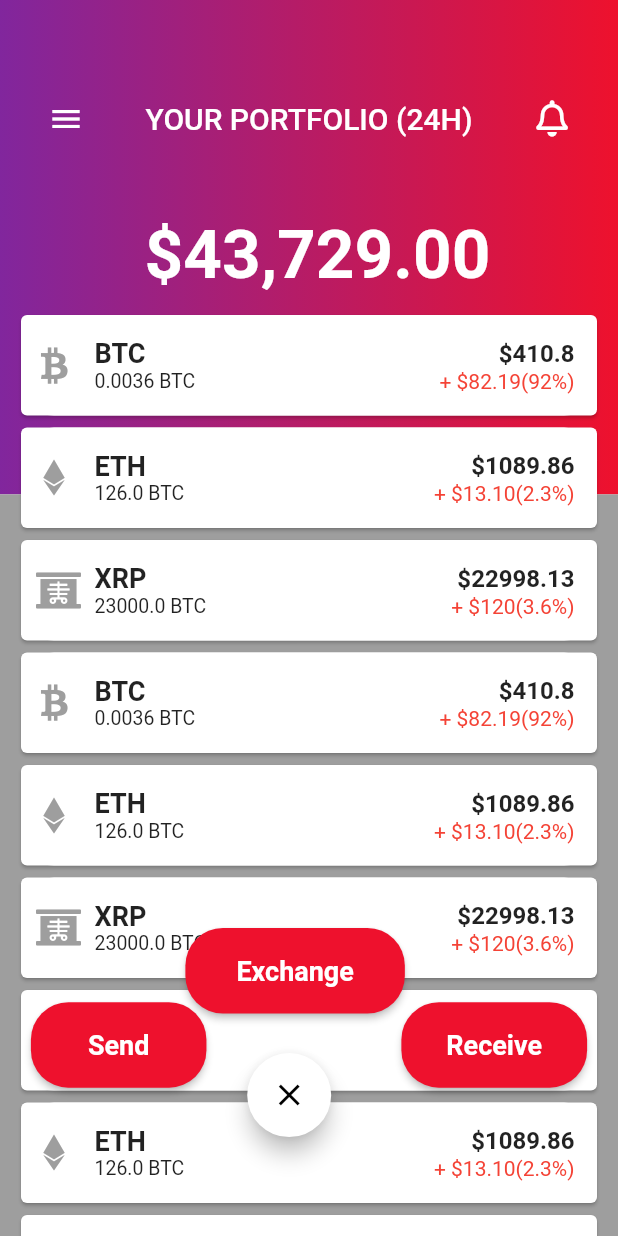
After one commit to ferrarif1/Wallet, a Flutter app: the CryptoWallet screen opened directly, on a phone screen of 412 x 824 dp. The commit adds this screen. Run offline on Flutter 3.47's test engine with Material 2 defaults, Android fonts, the phone set to English and light mode, and no system bars; our stand-ins replace animated_splash_screen, appinio_swiper, awesome_dialog, cloud_firestore, convert, dio and 12 more; missing offline and left inert: bip39, cryptography, dart:html, dart_bip32_bip44, ed25519_hd_key, sha3 and 2 more; accounts and stored records are empty; network calls fail; Roboto replaces fonts that are missing (Raleway).

```diff
--- /dev/null
+++ b/A-crypto-wallet-part-one--master/lib/main.dart
@@ -0,0 +1,265 @@
+import 'package:flutter/material.dart';
+import 'package:font_awesome_flutter/font_awesome_flutter.dart';
+
+void main() => runApp(new MyApp());
+
+class MyApp extends StatelessWidget {
+  @override
+  Widget build(BuildContext context) {
+    return new MaterialApp(
+      title: 'Crypto Wallet',
+      home: CryptoWallet(),
+      debugShowCheckedModeBanner: false,
+    );
+  }
+}
+
+class CryptoWallet extends StatelessWidget {
+  @override
+  Widget build(BuildContext context) {
+    // cryptoPortfolioItem() => Card(
+
+    cryptoPortfolioItem(IconData icon, String name, double amount, double rate,
+            String percentage) =>
+        Card(
+          elevation: 1.0,
+          child: InkWell(
+            onTap: () => print("tapped"),
+            child: Container(
+              padding: EdgeInsets.only(top: 15.0, bottom: 15.0, right: 15.0),
+              decoration: BoxDecoration(
+                  color: Colors.white,
+                  borderRadius: BorderRadius.circular(22.0)),
+              child: Row(
+                mainAxisAlignment: MainAxisAlignment.start,
+                children: <Widget>[
+                  Padding(
+                    padding: EdgeInsets.only(left: 10.0, right: 15.0),
+                    child: Icon(icon, color: Colors.grey),
+                  ),
+                  Expanded(
+                    child: Column(
+                      crossAxisAlignment: CrossAxisAlignment.start,
+                      children: <Widget>[
+                        Row(
+                          mainAxisAlignment: MainAxisAlignment.spaceBetween,
+                          children: <Widget>[
+                            Text(
+                              name,
+                              style: TextStyle(
+                                  fontSize: 18.0, fontWeight: FontWeight.bold),
+                            ),
+                            Text("\$$amount",
+                                style: TextStyle(
+                                    fontSize: 16.0,
+                                    fontWeight: FontWeight.bold))
+                          ],
+                        ),
+                        Row(
+                          mainAxisAlignment: MainAxisAlignment.spaceBetween,
+                          children: <Widget>[
+                            Text("$rate BTC",
+                                style: TextStyle(
+                                    fontSize: 13.0,
+                                    fontWeight: FontWeight.normal)),
+                            Text("+ \$$percentage",
+                                style: TextStyle(
+                                  fontSize: 14.0,
+                                  color: Colors.red[500],
+                                ))
+                          ],
+                        )
+                      ],
+                    ),
+                    flex: 3,
+                  ),
+                ],
+              ),
+            ),
+          ),
+        );
+    return Scaffold(
+      body: SingleChildScrollView(
+        child: Stack(
+          children: <Widget>[
+            Column(
+              children: <Widget>[
+                Container(
+                  decoration: BoxDecoration(
+                    gradient: LinearGradient(
+                      colors: [
+                        const Color(0xFF81269D),
+                        const Color(0xFFEE112D)
+                      ],
+                      begin: Alignment.centerLeft,
+                      end: Alignment.centerRight,
+                      // stops: [0.0, 0.1],
+                    ),
+                  ),
+                  height: MediaQuery.of(context).size.height * .40,
+                  padding: EdgeInsets.only(top: 55, left: 20, right: 20),
+                  child: Column(
+                    children: <Widget>[
+                      Row(
+                        mainAxisAlignment: MainAxisAlignment.spaceBetween,
+                        children: <Widget>[
+                          IconButton(
+                            icon: Icon(
+                              Icons.menu,
+                              color: Colors.white,
+                            ),
+                            onPressed: () {},
+                          ),
+                          Text("YOUR PORTFOLIO (24H)",
+                              style: TextStyle(
+                                  color: Colors.white,
+                                  fontSize: 20.0,
+                                  fontWeight: FontWeight.w500)),
+                          IconButton(
+                            icon: Icon(
+                              FontAwesomeIcons.bell,
+                              color: Colors.white,
+                            ),
+                            onPressed: () {},
+                          )
+                        ],
+                      ),
+                      SizedBox(height: 40),
+                      Text(
+                        r" $43,729.00",
+                        style: TextStyle(
+                            color: Colors.white,
+                            fontSize: 45.0,
+                            fontWeight: FontWeight.bold),
+                      ),
+                      SizedBox(height: 20),
+                      Text(
+                        r"+ $3,157.67 (23%)",
+                        style: TextStyle(
+                            color: Colors.white70,
+                            fontSize: 18.0,
+                            fontWeight: FontWeight.w300),
+                      )
+                    ],
+                  ),
+                ),
+                Container(
+                  height: MediaQuery.of(context).size.height * .75,
+                  color: Colors.grey,
+                )
+              ],
+            ),
+            Container(
+              alignment: Alignment.topCenter,
+              padding: new EdgeInsets.only(
+                  top: MediaQuery.of(context).size.height * .25,
+                  right: 10.0,
+                  left: 10.0),
+              child: new Container(
+                height: MediaQuery.of(context).size.height,
+                width: MediaQuery.of(context).size.width,
+                child: ListView(
+                  children: <Widget>[
+                    cryptoPortfolioItem(FontAwesomeIcons.btc, "BTC", 410.80,
+                        0.0036, "82.19(92%)"),
+                    cryptoPortfolioItem(FontAwesomeIcons.ethereum, "ETH",
+                        1089.86, 126.0, "13.10(2.3%)"),
+                    cryptoPortfolioItem(FontAwesomeIcons.xRay, "XRP", 22998.13,
+                        23000, "120(3.6%)"),
+                    cryptoPortfolioItem(FontAwesomeIcons.btc, "BTC", 410.80,
+                        0.0036, "82.19(92%)"),
+                    cryptoPortfolioItem(FontAwesomeIcons.ethereum, "ETH",
+                        1089.86, 126.0, "13.10(2.3%)"),
+                    cryptoPortfolioItem(FontAwesomeIcons.xRay, "XRP", 22998.13,
+                        23000, "120(3.6%)"),
+                    cryptoPortfolioItem(FontAwesomeIcons.btc, "BTC", 410.80,
+                        0.0036, "82.19(92%)"),
+                    cryptoPortfolioItem(FontAwesomeIcons.ethereum, "ETH",
+                        1089.86, 126.0, "13.10(2.3%)"),
+                    cryptoPortfolioItem(FontAwesomeIcons.xRay, "XRP", 22998.13,
+                        23000, "120(3.6%)"),
+                  ],
+                ),
+              ),
+            ),
+            Positioned(
+              bottom: MediaQuery.of(context).size.height * .37,
+              left: MediaQuery.of(context).size.width * .05,
+              child: RaisedButton(
+                  padding: EdgeInsets.symmetric(
+                    vertical: 18.0,
+                    horizontal: 38.0,
+                  ),
+                  color: Color(0xFFEE112D),
+                  onPressed: () {},
+                  shape: new RoundedRectangleBorder(
+                      borderRadius: new BorderRadius.circular(25.0)),
+                  child: Text(
+                    "Send",
+                    style: TextStyle(
+                      fontSize: 18.0,
+                      color: Colors.white,
+                      fontWeight: FontWeight.bold,
+                    ),
+                  )),
+            ),
+            Positioned(
+              bottom: MediaQuery.of(context).size.height * .37,
+              right: MediaQuery.of(context).size.width * .05,
+              child: RaisedButton(
+                  padding: EdgeInsets.symmetric(
+                    vertical: 18.0,
+                    horizontal: 30.0,
+                  ),
+                  color: Color(0xFFEE112D),
+                  onPressed: () {},
+                  shape: new RoundedRectangleBorder(
+                      borderRadius: new BorderRadius.circular(25.0)),
+                  child: Text(
+                    "Receive",
+                    style: TextStyle(
+                      fontSize: 18.0,
+                      color: Colors.white,
+                      fontWeight: FontWeight.bold,
+                    ),
+                  )),
+            ),
+            Positioned(
+              bottom: MediaQuery.of(context).size.height * .43,
+              left: MediaQuery.of(context).size.width * .30,
+              child: RaisedButton(
+                  padding: EdgeInsets.symmetric(
+                    vertical: 18.0,
+                    horizontal: 34.0,
+                  ),
+                  color: Color(0xFFEE112D),
+                  onPressed: () {},
+                  shape: new RoundedRectangleBorder(
+                      borderRadius: new BorderRadius.circular(25.0)),
+                  child: Text(
+                    "Exchange",
+                    style: TextStyle(
+                      fontSize: 18.0,
+                      color: Colors.white,
+                      fontWeight: FontWeight.bold,
+                    ),
+                  )),
+            ),
+            Positioned(
+              bottom: MediaQuery.of(context).size.height * .33,
+              left: MediaQuery.of(context).size.width * .40,
+              child: FloatingActionButton(
+                backgroundColor: Colors.white,
+                onPressed: null,
+                child: Icon(
+                  Icons.close,
+                  color: Colors.black,
+                ),
+              ),
+            ),
+          ],
+        ),
+      ),
+    );
+  }
+}
--- a/crypto_wallet-master/lib/utilities/wallet_creation.dart
+++ b/crypto_wallet-master/lib/utilities/wallet_creation.dart
@@ -27,7 +27,6 @@ class WalletAddress implements WalletAddressService {
     final keydata = await ED25519_HD_KEY.derivePath("m/44'/60'/0'/0/0", seed);
     final privateKey1 = HEX.encode(keydata.key);
     print('derivePath privatekey =: $privateKey1');
-    Wallet;
     ///test end
 
     return privateKey1;
```
Also changed, not shown: A-crypto-wallet-part-one--master/lib/main2.dart (added, +176 -0 lines), A-crypto-wallet-part-one--master/pubspec.yaml (added, +69 -0 lines), SuiPort-0.0.1-beta2/lib/pages/create_wallet.dart (+6 -6 lines), SuiPort-0.0.1-beta2/pubspec.lock, 55 other files.
